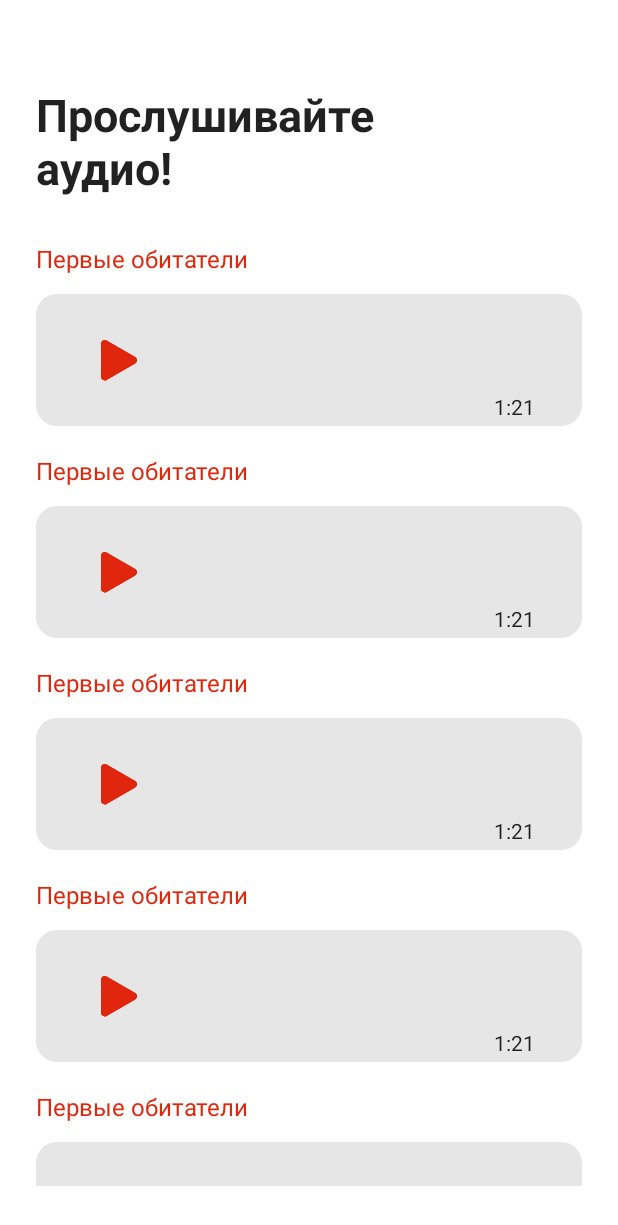
After one commit to handsomeandi/ShowPlaceProject, an Android app built with Jetpack Compose: the composable AudioScreen shown on its own in the app's theme, on a phone screen of 412 x 824 dp. The commit adds this screen. Shown: the top 1225 px of the screen. Run offline under Robolectric (Android 15) with nearby library versions, the phone set to English and light mode, and no system bars; libraries missing offline, so code that uses them is left out: com.linc.audiowaveform; 2 statements that could not run were skipped.

Commit message:
Added audio screen design

```diff
--- /dev/null
+++ b/app/src/main/java/com/example/showplaceproject/audio/AudioScreen.kt
@@ -0,0 +1,145 @@
+package com.example.showplaceproject.audio
+
+import androidx.compose.foundation.background
+import androidx.compose.foundation.layout.Arrangement
+import androidx.compose.foundation.layout.Column
+import androidx.compose.foundation.layout.Row
+import androidx.compose.foundation.layout.padding
+import androidx.compose.foundation.lazy.LazyColumn
+import androidx.compose.foundation.shape.RoundedCornerShape
+import androidx.compose.material.*
+import androidx.compose.material.icons.Icons
+import androidx.compose.material.icons.filled.Check
+import androidx.compose.runtime.*
+import androidx.compose.ui.Alignment
+import androidx.compose.ui.Alignment.Companion.CenterVertically
+import androidx.compose.ui.Modifier
+import androidx.compose.ui.draw.clip
+import androidx.compose.ui.graphics.SolidColor
+import androidx.compose.ui.graphics.vector.ImageVector
+import androidx.compose.ui.res.vectorResource
+import androidx.compose.ui.unit.dp
+import com.example.showplaceproject.R
+import com.example.showplaceproject.core.AudioWaveform
+import com.example.showplaceproject.ui.theme.*
+import kotlinx.coroutines.delay
+
+@OptIn(ExperimentalMaterialApi::class)
+@Composable
+fun AudioScreen() {
+    val bottomSheetScaffoldState = rememberBottomSheetScaffoldState(
+        bottomSheetState = BottomSheetState(BottomSheetValue.Collapsed)
+    )
+    val coroutineScope = rememberCoroutineScope()
+
+    BottomSheetScaffold(
+        scaffoldState = bottomSheetScaffoldState,
+        sheetContent = {
+            Column {
+                BottomSheetElement("Element 1", true)
+                BottomSheetElement("Element 2", false)
+                BottomSheetElement("Element 3", false)
+            }
+        },
+        sheetPeekHeight = 0.dp
+    ) {
+        Column(
+            Modifier
+                .padding(horizontal = 24.dp)
+                .padding(bottom = 33.dp)
+        ) {
+            Text(
+                text = "Прослушивайте \nаудио!",
+                style = Typography.h1,
+                modifier = Modifier.padding(top = 60.dp, bottom = 33.dp)
+            )
+            LazyColumn {
+                items(5) { index ->
+                    AudioElement("Первые обитатели")
+                }
+            }
+        }
+    }
+}
+
+
+@Composable
+fun BottomSheetElement(text: String, isSelected: Boolean) {
+    Row(verticalAlignment = Alignment.CenterVertically) {
+        if (isSelected) {
+            Icon(imageVector = Icons.Default.Check, contentDescription = null)
+        }
+        Text(text = text)
+    }
+}
+
+//TODO: make audio element class containing name, duration and audio itself
+@Composable
+fun AudioElement(title: String) {
+    var isPlaying by remember { mutableStateOf(false) }
+    var progress by remember { mutableStateOf(0f) }
+
+    LaunchedEffect(isPlaying) {
+        if (isPlaying) {
+            while (progress < 1f) {
+                progress += 0.01f
+                delay(100)
+            }
+            isPlaying = false
+        } else {
+            progress = 0f
+        }
+    }
+
+    Column(modifier = Modifier.padding(bottom = 21.dp)) {
+        Text(
+            text = title,
+            style = Typography.body1,
+            color = AudioTextColor,
+            modifier = Modifier.padding(bottom = 13.dp)
+        )
+        Column(
+            Modifier
+                .clip(RoundedCornerShape(14.dp))
+                .background(color = AudioBackground)
+                .padding(horizontal = 31.dp)
+                .padding(top = 20.dp, bottom = 4.dp),
+            horizontalAlignment = Alignment.CenterHorizontally,
+            verticalArrangement = Arrangement.Center
+        ) {
+            Row() {
+                IconButton(
+                    onClick = { isPlaying = !isPlaying },
+                    modifier = Modifier.align(CenterVertically)
+                ) {
+                    Icon(
+                        imageVector = if (isPlaying) ImageVector.vectorResource(id = R.drawable.ic_pause) else ImageVector.vectorResource(
+                            id = R.drawable.ic_resume
+                        ),
+                        tint = if (isPlaying) AudioIconColorSecondary else AudioTextColor,
+                        contentDescription = if (isPlaying) "Pause" else "Play"
+                    )
+                }
+                AudioWaveform(
+                    amplitudes = listOf(45, 40, 35, 40, 30, 45, 30, 45, 39, 27, 35, 30, 45, 40, 35, 40, 30, 45, 30, 45, 39, 27, 35, 30),
+                    progress = progress,
+                    progressBrush = SolidColor(AudioTrackColor),
+                    waveformBrush = SolidColor(AudioTrackBackground),
+                    onProgressChange = { },
+                    modifier = Modifier
+                        .padding(horizontal = 28.dp)
+                        .align(CenterVertically)
+                )
+//                LinearProgressIndicator(
+//                    color = AudioIconColor,
+//                    backgroundColor = AudioTrackBackground,
+//                    progress = progress, modifier = Modifier
+//                        .padding(start = 28.dp)
+//                        .align(CenterVertically)
+//                )
+            }
+            Text(text = "1:21", style = Typography.body2, modifier = Modifier.align(Alignment.End))
+        }
+
+    }
+}
--- /dev/null
+++ b/app/src/main/java/com/example/showplaceproject/core/AudioForm.kt
@@ -0,0 +1,176 @@
+package com.example.showplaceproject.core
+import android.view.MotionEvent
+import androidx.compose.animation.core.AnimationSpec
+import androidx.compose.animation.core.animateFloatAsState
+import androidx.compose.animation.core.tween
+import androidx.compose.foundation.Canvas
+import androidx.compose.foundation.layout.fillMaxWidth
+import androidx.compose.foundation.layout.requiredHeight
+import androidx.compose.runtime.*
+import androidx.compose.ui.ExperimentalComposeUiApi
+import androidx.compose.ui.Modifier
+import androidx.compose.ui.geometry.CornerRadius
+import androidx.compose.ui.geometry.Offset
+import androidx.compose.ui.geometry.Size
+import androidx.compose.ui.graphics.*
+import androidx.compose.ui.graphics.drawscope.DrawStyle
+import androidx.compose.ui.graphics.drawscope.Fill
+import androidx.compose.ui.input.pointer.pointerInteropFilter
+import androidx.compose.ui.unit.Dp
+import androidx.compose.ui.unit.coerceIn
+import androidx.compose.ui.unit.dp
+import com.linc.audiowaveform.model.AmplitudeType
+import com.linc.audiowaveform.model.WaveformAlignment
+import kotlin.math.ceil
+import kotlin.math.roundToInt
+
+private val MinSpikeWidthDp: Dp = 1.dp
+private val MaxSpikeWidthDp: Dp = 24.dp
+private val MinSpikePaddingDp: Dp = 0.dp
+private val MaxSpikePaddingDp: Dp = 12.dp
+private val MinSpikeRadiusDp: Dp = 0.dp
+private val MaxSpikeRadiusDp: Dp = 12.dp
+
+private const val MinProgress: Float = 0F
+private const val MaxProgress: Float = 1F
+
+private const val MinSpikeHeight: Float = 1F
+private const val DefaultGraphicsLayerAlpha: Float = 0.99F
+
+@OptIn(ExperimentalComposeUiApi::class)
+@Composable
+fun AudioWaveform(
+    modifier: Modifier = Modifier,
+    style: DrawStyle = Fill,
+    waveformBrush: Brush = SolidColor(Color.White),
+    progressBrush: Brush = SolidColor(Color.Blue),
+    waveformAlignment: WaveformAlignment = WaveformAlignment.Center,
+    amplitudeType: AmplitudeType = AmplitudeType.Avg,
+    onProgressChangeFinished: (() -> Unit)? = null,
+    spikeAnimationSpec: AnimationSpec<Float> = tween(500),
+    spikeWidth: Dp = 4.dp,
+    spikeRadius: Dp = 2.dp,
+    spikePadding: Dp = 1.dp,
+    progress: Float = 0F,
+    amplitudes: List<Int>,
+    onProgressChange: (Float) -> Unit
+) {
+    val _progress = remember(progress) { progress.coerceIn(MinProgress, MaxProgress) }
+    val _spikeWidth = remember(spikeWidth) { spikeWidth.coerceIn(MinSpikeWidthDp, MaxSpikeWidthDp) }
+    val _spikePadding = remember(spikePadding) { spikePadding.coerceIn(MinSpikePaddingDp, MaxSpikePaddingDp) }
+    val _spikeRadius = remember(spikeRadius) { spikeRadius.coerceIn(MinSpikeRadiusDp, MaxSpikeRadiusDp) }
+    val _spikeTotalWidth = remember(spikeWidth, spikePadding) { _spikeWidth + _spikePadding }
+    var canvasSize by remember { mutableStateOf(Size(0f, 0f)) }
+    var spikes by remember { mutableStateOf(0F) }
+    val spikesAmplitudes = remember(amplitudes, spikes, amplitudeType) {
+        amplitudes.toDrawableAmplitudes(
+            amplitudeType = amplitudeType,
+            spikes = spikes.toInt(),
+            minHeight = MinSpikeHeight,
+            maxHeight = canvasSize.height.coerceAtLeast(MinSpikeHeight)
+        )
+    }.map { animateFloatAsState(it, spikeAnimationSpec).value }
+    Canvas(
+        modifier = Modifier
+            .fillMaxWidth()
+            .requiredHeight(48.dp)
+            .graphicsLayer(alpha = DefaultGraphicsLayerAlpha)
+            .pointerInteropFilter {
+                return@pointerInteropFilter when (it.action) {
+                    MotionEvent.ACTION_DOWN,
+                    MotionEvent.ACTION_MOVE -> {
+                        if (it.x in 0F..canvasSize.width) {
+                            onProgressChange(it.x / canvasSize.width)
+                            true
+                        } else false
+                    }
+                    MotionEvent.ACTION_UP -> {
+                        onProgressChangeFinished?.invoke()
+                        true
+                    }
+                    else -> false
+                }
+            }
+            .then(modifier)
+    ) {
+        canvasSize = size
+        spikes = size.width / _spikeTotalWidth.toPx()
+        spikesAmplitudes.forEachIndexed { index, amplitude ->
+            drawRoundRect(
+                brush = waveformBrush,
+                topLeft = Offset(
+                    x = index * _spikeTotalWidth.toPx(),
+                    y = when(waveformAlignment) {
+                        WaveformAlignment.Top -> 0F
+                        WaveformAlignment.Bottom -> size.height - amplitude
+                        WaveformAlignment.Center -> size.height / 2F - amplitude / 2F
+                    }
+                ),
+                size = Size(
+                    width = _spikeWidth.toPx(),
+                    height = amplitude
+                ),
+                cornerRadius = CornerRadius(_spikeRadius.toPx(), _spikeRadius.toPx()),
+                style = style
+            )
+            drawRect(
+                brush = progressBrush,
+                size = Size(
+                    width = _progress * size.width,
+                    height = size.height
+                ),
+                blendMode = BlendMode.SrcAtop
+            )
+        }
+    }
+}
+
+private fun List<Int>.toDrawableAmplitudes(
+    amplitudeType: AmplitudeType,
+    spikes: Int,
+    minHeight: Float,
+    maxHeight: Float
+): List<Float> {
+    val amplitudes = map(Int::toFloat)
+    if(amplitudes.isEmpty() || spikes == 0) {
+        return List(spikes) { minHeight }
+    }
+    val transform = { data: List<Float> ->
+        when(amplitudeType) {
+            AmplitudeType.Avg -> data.average()
+            AmplitudeType.Max -> data.max()
+            AmplitudeType.Min -> data.min()
+        }.toFloat().coerceIn(minHeight, maxHeight)
+    }
+    return when {
+        spikes > amplitudes.count() -> amplitudes.fillToSize(spikes, transform)
+        else -> amplitudes.chunkToSize(spikes, transform)
+    }.normalize(minHeight, maxHeight)
+}
+
+
+internal fun <T> Iterable<T>.fillToSize(size: Int, transform: (List<T>) -> T): List<T> {
+    val capacity = ceil(size.safeDiv(count())).roundToInt()
+    return map { data -> List(capacity) { data } }.flatten().chunkToSize(size, transform)
+}
+
+internal fun <T> Iterable<T>.chunkToSize(size: Int, transform: (List<T>) -> T): List<T> {
+    val chunkSize = count() / size
+    val remainder = count() % size
+    val remainderIndex = ceil(count().safeDiv(remainder)).roundToInt()
+    val chunkIteration = filterIndexed { index, _ ->
+        remainderIndex == 0 || index % remainderIndex != 0
+    }.chunked(chunkSize, transform)
+    return when (size) {
+        chunkIteration.count() -> chunkIteration
+        else -> chunkIteration.chunkToSize(size, transform)
+    }
+}
+
+internal fun Iterable<Float>.normalize(min: Float, max: Float): List<Float> {
+    return map { (max-min) * ((it - min()) / (max() - min())) + min }
+}
+
+private fun Int.safeDiv(value: Int): Float {
+    return if(value == 0) return 0F else this / value.toFloat()
+}
--- a/app/src/main/java/com/example/showplaceproject/ui/theme/Color.kt
+++ b/app/src/main/java/com/example/showplaceproject/ui/theme/Color.kt
@@ -6,3 +6,9 @@ val Purple200 = Color(0xFFBB86FC)
 val Purple500 = Color(0xFF6200EE)
 val Purple700 = Color(0xFF3700B3)
 val Teal200 = Color(0xFF03DAC5)
+val AudioBackground = Color(0xFFE6E6E6)
+val AudioTrackBackground = Color(0xFFC7C7C7)
+val AudioTrackColor = Color(0xFFFE253D)
+val AudioTextColor = Color(0xFFE0270E)
+val AudioIconColor = Color(0xFFE0270E)
+val AudioIconColorSecondary = Color(0xFF8C8C8C)
--- /dev/null
+++ b/app/src/main/res/drawable/ic_pause.xml
@@ -0,0 +1,9 @@
+<vector xmlns:android="http://schemas.android.com/apk/res/android"
+    android:width="21dp"
+    android:height="25dp"
+    android:viewportWidth="21"
+    android:viewportHeight="25">
+  <path
+      android:pathData="M5.625,0.313H3.188C2.541,0.313 1.921,0.569 1.464,1.026C1.007,1.484 0.75,2.104 0.75,2.75V22.25C0.75,22.896 1.007,23.517 1.464,23.974C1.921,24.431 2.541,24.688 3.188,24.688H5.625C6.271,24.688 6.891,24.431 7.349,23.974C7.806,23.517 8.063,22.896 8.063,22.25V2.75C8.063,2.104 7.806,1.484 7.349,1.026C6.891,0.569 6.271,0.313 5.625,0.313ZM17.813,0.313H15.375C14.729,0.313 14.108,0.569 13.651,1.026C13.194,1.484 12.938,2.104 12.938,2.75V22.25C12.938,22.896 13.194,23.517 13.651,23.974C14.108,24.431 14.729,24.688 15.375,24.688H17.813C18.459,24.688 19.079,24.431 19.536,23.974C19.993,23.517 20.25,22.896 20.25,22.25V2.75C20.25,2.104 19.993,1.484 19.536,1.026C19.079,0.569 18.459,0.313 17.813,0.313Z"
+      android:fillColor="#8C8C8C"/>
+</vector>
--- /dev/null
+++ b/app/src/main/res/drawable/ic_resume.xml
@@ -0,0 +1,35 @@
+<vector xmlns:android="http://schemas.android.com/apk/res/android"
+    xmlns:aapt="http://schemas.android.com/aapt"
+    android:width="24dp"
+    android:height="27dp"
+    android:viewportWidth="24"
+    android:viewportHeight="27">
+  <path
+      android:pathData="M22.787,15.59L3.699,26.664C2.079,27.603 0,26.466 0,24.574V2.425C0,0.535 2.076,-0.605 3.699,0.337L22.787,11.411C23.155,11.622 23.462,11.926 23.675,12.293C23.888,12.66 24,13.076 24,13.501C24,13.925 23.888,14.342 23.675,14.709C23.462,15.075 23.155,15.38 22.787,15.59Z">
+    <aapt:attr name="android:fillColor">
+      <gradient
+          android:startX="29.5"
+          android:startY="0"
+          android:endX="-16"
+          android:endY="0.033"
+          android:type="linear">
+        <item android:offset="0" android:color="#FFFE8D25"/>
+        <item android:offset="1" android:color="#FFFE253D"/>
+      </gradient>
+    </aapt:attr>
+  </path>
+  <path
+      android:pathData="M22.787,15.59L3.699,26.664C2.079,27.603 0,26.466 0,24.574V2.425C0,0.535 2.076,-0.605 3.699,0.337L22.787,11.411C23.155,11.622 23.462,11.926 23.675,12.293C23.888,12.66 24,13.076 24,13.501C24,13.925 23.888,14.342 23.675,14.709C23.462,15.075 23.155,15.38 22.787,15.59Z">
+    <aapt:attr name="android:fillColor">
+      <gradient
+          android:startX="29.5"
+          android:startY="0"
+          android:endX="-16"
+          android:endY="0.033"
+          android:type="linear">
+        <item android:offset="0" android:color="#FFFE8D25"/>
+        <item android:offset="1" android:color="#FFFE253D"/>
+      </gradient>
+    </aapt:attr>
+  </path>
+</vector>
--- a/settings.gradle
+++ b/settings.gradle
@@ -10,6 +10,7 @@ dependencyResolutionManagement {
     repositories {
         google()
         mavenCentral()
+        maven { url 'https://jitpack.io' }
     }
 }
 rootProject.name = "ShowPlaceProject"
```
Also changed, not shown: app/build.gradle (+17 -0 lines), app/src/main/java/com/example/showplaceproject/MainActivity.kt (+107 -106 lines), app/src/main/java/com/example/showplaceproject/ui/theme/Type.kt (+11 -1 lines).
